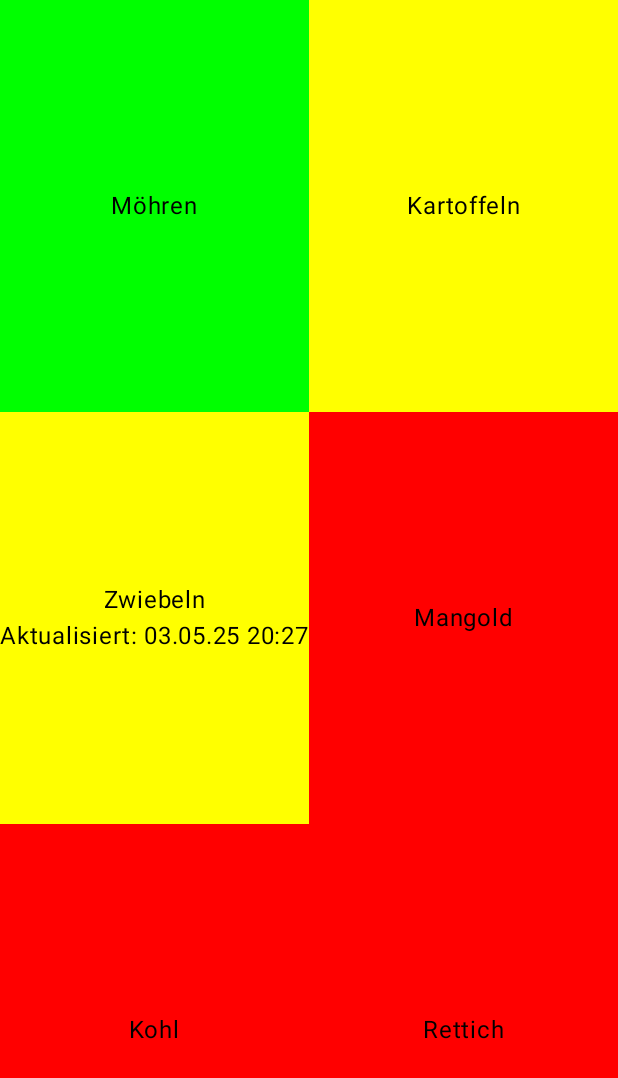
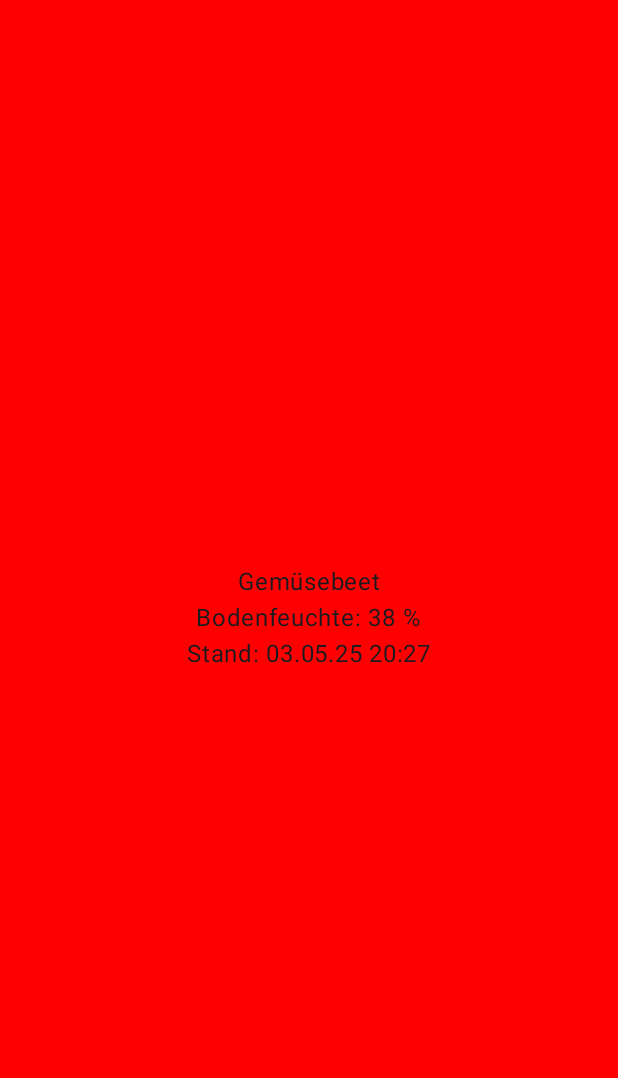
Before and after one commit to Chrille89/GardenState, an Android app built with Jetpack Compose: the screen it shows after launch (MainActivity), on a phone screen of 412 x 824 dp. Shown: the top 1078 px of the screen. Run offline under Robolectric (Android 15) with nearby library versions, the phone set to English and light mode, and no system bars; libraries missing offline, so code that uses them is left out: org.eclipse.paho; 11 statements that could not run were skipped.

Commit message:
Only one beet

```diff
--- a/app/src/main/java/com/bach/gardenstate/features/overview/screen/OverviewScreen.kt
+++ b/app/src/main/java/com/bach/gardenstate/features/overview/screen/OverviewScreen.kt
@@ -3,27 +3,22 @@ package com.bach.gardenstate.features.overview.screen
 import androidx.compose.foundation.background
 import androidx.compose.foundation.layout.Arrangement
 import androidx.compose.foundation.layout.Column
-import androidx.compose.foundation.layout.Row
 import androidx.compose.foundation.layout.fillMaxSize
-import androidx.compose.foundation.layout.fillMaxWidth
 import androidx.compose.foundation.layout.padding
 import androidx.compose.material3.Scaffold
 import androidx.compose.material3.Text
 import androidx.compose.runtime.Composable
 import androidx.compose.ui.Alignment
 import androidx.compose.ui.Modifier
-import androidx.compose.ui.graphics.Color
 import androidx.compose.ui.tooling.preview.Preview
 import androidx.lifecycle.viewmodel.compose.viewModel
 import com.bach.gardenstate.features.overview.model.SoilMoistureSensorData
-import com.bach.gardenstate.features.overview.model.WaterValveData
 import com.bach.gardenstate.features.overview.viewmodel.OverviewScreenViewModel
 import com.bach.gardenstate.ui.theme.GardenStateTheme
+import com.bach.gardenstate.utils.DateFormatter
 import kotlinx.datetime.Instant
 import kotlinx.datetime.LocalDateTime
 import kotlinx.datetime.TimeZone
-import kotlinx.datetime.format.FormatStringsInDatetimeFormats
-import kotlinx.datetime.format.byUnicodePattern
 import kotlinx.datetime.toLocalDateTime
 
 
@@ -32,113 +27,23 @@ fun OverviewScreen(
     modifier: Modifier = Modifier,
     overviewScreenViewModel: OverviewScreenViewModel = viewModel()
 ) {
-    val sensorData: SoilMoistureSensorData = overviewScreenViewModel.message.value
+    val soilMoistureSensorData: SoilMoistureSensorData = overviewScreenViewModel.message.value
     Scaffold(modifier) { paddings ->
         Column(
             Modifier
+                .fillMaxSize()
                 .padding(paddings)
-                .fillMaxSize(),
-            verticalArrangement = Arrangement.SpaceBetween
+                .background(overviewScreenViewModel.backgroundColor.value),
+            horizontalAlignment = Alignment.CenterHorizontally,
+            verticalArrangement = Arrangement.Center
         ) {
-            Row(
-                Modifier
-                    .fillMaxWidth()
-                    .weight(1f),
-                horizontalArrangement = Arrangement.SpaceBetween
-            ) {
-                Column(
-                    Modifier
-                        .weight(1f)
-                        .fillMaxSize()
-                        .background(Color.Green),
-                    horizontalAlignment = Alignment.CenterHorizontally,
-                    verticalArrangement = Arrangement.Center
-
-                ) {
-                    Text("Möhren", color = Color.Black)
-                }
-                Column(
-                    Modifier
-                        .weight(1f)
-                        .fillMaxSize()
-                        .background(Color.Yellow),
-                    horizontalAlignment = Alignment.CenterHorizontally,
-                    verticalArrangement = Arrangement.Center
-                ) {
-                    Text("Kartoffeln", color = Color.Black)
-                }
-
-            }
-            Row(
-                Modifier
-                    .fillMaxWidth()
-                    .weight(1f),
-                horizontalArrangement = Arrangement.SpaceBetween
-            ) {
-                Column(
-                    Modifier
-                        .weight(1f)
-                        .fillMaxSize()
-                        .background(overviewScreenViewModel.backgroundColor.value),
-                    horizontalAlignment = Alignment.CenterHorizontally,
-                    verticalArrangement = Arrangement.Center
-                ) {
-                    val dateTime: LocalDateTime = Instant.parse(sensorData.last_seen)
-                        .toLocalDateTime(TimeZone.currentSystemDefault())
-                    overviewScreenViewModel.setBackGroundColorBySoilMoisture(sensorData.soil_moisture)
-                    Text("Zwiebeln", color = Color.Black)
-                    Text("Aktualisiert: ${formatDateTime(dateTime)}", color = Color.Black)
-
-                }
-                Column(
-                    Modifier
-                        .weight(1f)
-                        .fillMaxSize()
-                        .background(Color.Red),
-                    horizontalAlignment = Alignment.CenterHorizontally,
-                    verticalArrangement = Arrangement.Center
-                ) {
-                    Text("Mangold", color = Color.Black)
-                }
-
-            }
-            Row(
-                Modifier
-                    .fillMaxWidth()
-                    .weight(1f),
-                horizontalArrangement = Arrangement.SpaceBetween
-            ) {
-                Column(
-                    Modifier
-                        .weight(1f)
-                        .fillMaxSize()
-                        .background(Color.Red),
-                    horizontalAlignment = Alignment.CenterHorizontally,
-                    verticalArrangement = Arrangement.Center
-                ) {
-                    Text("Kohl", color = Color.Black)
-                }
-                Column(
-                    Modifier
-                        .weight(1f)
-                        .fillMaxSize()
-                        .background(Color.Red),
-                    horizontalAlignment = Alignment.CenterHorizontally,
-                    verticalArrangement = Arrangement.Center
-                ) {
-                    Text("Rettich", color = Color.Black)
-                }
-
-            }
+            val dateTime: LocalDateTime = Instant.parse(soilMoistureSensorData.last_seen)
+                .toLocalDateTime(TimeZone.currentSystemDefault())
+            Text("Gemüsebeet")
+            Text("Bodenfeuchte: ${soilMoistureSensorData.soil_moisture} %")
+            Text("Stand: ${DateFormatter.formatDateTime(dateTime)}")
         }
     }
-}
-
-
-@OptIn(FormatStringsInDatetimeFormats::class)
-fun formatDateTime(time: LocalDateTime): String {
-    val format = LocalDateTime.Format { byUnicodePattern("dd.MM.yy HH:mm") }
-    return format.format(time)
 }
 
 @Composable
--- a/app/src/main/java/com/bach/gardenstate/features/overview/viewmodel/OverviewScreenViewModel.kt
+++ b/app/src/main/java/com/bach/gardenstate/features/overview/viewmodel/OverviewScreenViewModel.kt
@@ -16,13 +16,11 @@ import kotlinx.serialization.json.Json
 
 class OverviewScreenViewModel : ViewModel() {
     private val withUnknownKeys = Json { ignoreUnknownKeys = true }
-
     private val mqttServerUri: String = "tcp://192.168.188.21:1883"
     private val interviewTopic: String = "zigbee2mqtt/bridge/request/device/interview"
-    private val mqttTopic: String = "zigbee2mqtt/SoilMoistureSensor"
+    private val soilMoistureMqttTopic: String = "zigbee2mqtt/SoilMoistureSensor"
 
     private val _message: MutableState<SoilMoistureSensorData> = mutableStateOf(
-       // WaterValveData(50, "2025-05-03T22:27:46+02:00", 32, "OFF", 50)
         SoilMoistureSensorData(50,"2025-05-03T22:27:46+02:00",32,38,20)
     )
     val message: State<SoilMoistureSensorData> = _message
@@ -32,26 +30,30 @@ class OverviewScreenViewModel : ViewModel() {
     )
     val backgroundColor: State<Color> = _backgroundColor
 
-    private val interviewMqttClientManager: MqttClientManager = MqttClientManager(mqttServerUri, interviewTopic)
-    { message ->
-        Log.d("OverviewScreenViewModel", "message: $message.value")
-    }
-
-    private val mqttClientManager: MqttClientManager = MqttClientManager(mqttServerUri, mqttTopic)
-    { message ->
-        _message.value = withUnknownKeys.decodeFromString<SoilMoistureSensorData>(message)
-        Log.d("OverviewScreenViewModel", "message: $_message.value")
-    }
-
     init {
+        initSoilMoistureTopicSubscriber()
         interviewSoilMoistureSensor()
     }
 
-    private fun interviewSoilMoistureSensor() {
-        interviewMqttClientManager.publish( "{\"id\": \"SoilMoistureSensor\"}")
+    private fun initSoilMoistureTopicSubscriber() {
+        MqttClientManager(mqttServerUri, soilMoistureMqttTopic)
+        { message ->
+            _message.value = withUnknownKeys.decodeFromString<SoilMoistureSensorData>(message)
+            Log.d("OverviewScreenViewModel", "message: $_message.value")
+            setBackGroundColorBySoilMoisture(_message.value.soil_moisture)
+        }
     }
 
-     fun setBackGroundColorBySoilMoisture(soilMoisture: Int) {
+    private fun interviewSoilMoistureSensor() {
+         val interviewMqttClientManager = MqttClientManager(mqttServerUri, interviewTopic)
+        { message ->
+            Log.d("OverviewScreenViewModel", "message: $message.value")
+        }
+        interviewMqttClientManager.publish( "{\"id\": \"SoilMoistureSensor\"}")
+        interviewMqttClientManager.disconnect()
+    }
+
+    private fun setBackGroundColorBySoilMoisture(soilMoisture: Int) {
         when(soilMoisture) {
             in 0..20 -> _backgroundColor.value = Color.Red
             in 20..40  -> _backgroundColor.value = Color.Yellow
--- /dev/null
+++ b/app/src/main/java/com/bach/gardenstate/utils/DateFormatter.kt
@@ -0,0 +1,12 @@
+package com.bach.gardenstate.utils
+
+import kotlinx.datetime.LocalDateTime
+import kotlinx.datetime.format.byUnicodePattern
+
+object DateFormatter {
+
+    fun formatDateTime(time: LocalDateTime): String {
+        val format = LocalDateTime.Format { byUnicodePattern("dd.MM.yy HH:mm") }
+        return format.format(time)
+    }
+}
```
